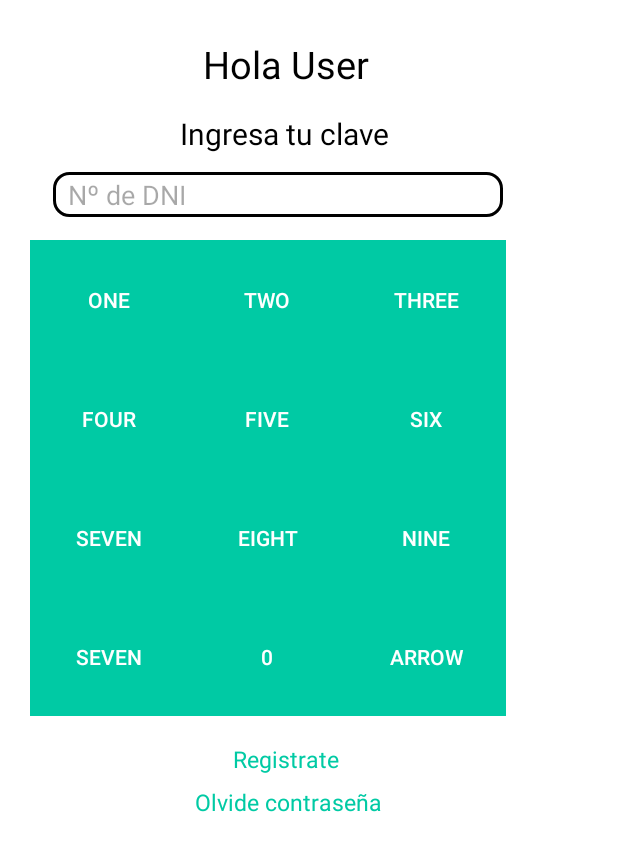
After one commit to cs2901/yape-bcp-project-yacket-fingerlog, an Android app: the layout login.xml on its own in the app's theme, with its tools: preview values and no code run, on a phone screen of 412 x 824 dp. The commit adds this screen. Shown: the top 851 px of the screen. Run offline under Robolectric (Android 15) with nearby library versions, the phone set to English and light mode, and no system bars.

Commit message:
new layouts

```diff
--- a/src/UI/app/build.gradle
+++ b/src/UI/app/build.gradle
@@ -20,8 +20,10 @@ android {
 
 dependencies {
     implementation fileTree(dir: 'libs', include: ['*.jar'])
+    //noinspection GradleCompatible
     implementation 'com.android.support:appcompat-v7:28.0.0'
     implementation 'com.android.support.constraint:constraint-layout:1.1.3'
+    implementation 'com.google.firebase:firebase-auth:17.0.0'
     testImplementation 'junit:junit:4.12'
 
     implementation 'com.google.firebase:firebase-database:17.0.0'
@@ -31,5 +33,7 @@ dependencies {
     androidTestImplementation 'com.android.support.test.espresso:espresso-core:3.0.2'
     implementation 'com.android.support:recyclerview-v7:28.0.0'
     implementation 'com.android.support:design:28.0.0'
+    implementation 'com.android.support:support-annotations:28.0.0'
+    implementation 'com.android.support:support-v4:28.0.0'
 }
 apply plugin: 'com.google.gms.google-services'
--- a/src/UI/app/src/main/java/com/utec/yapenegocios/MainActivity.java
+++ b/src/UI/app/src/main/java/com/utec/yapenegocios/MainActivity.java
@@ -23,9 +23,9 @@ public class MainActivity extends AppCompatActivity{
     @Override
     protected void onCreate(Bundle saveInstanceState){
         super.onCreate(saveInstanceState);
-        setContentView(R.layout.activity_main);
+        setContentView(R.layout.movements);
 
-           recyclerView = findViewById(R.id.rvTransactions);
+        recyclerView = findViewById(R.id.rvTransactions);
 
          FirebaseDatabase database = FirebaseDatabase.getInstance();
 
@@ -60,7 +60,7 @@ public class MainActivity extends AppCompatActivity{
     }
 
 
-    @Override
+  @Override
     protected void onDestroy() {
         super.onDestroy();
         adapter.stopListening();
--- /dev/null
+++ b/src/UI/app/src/main/res/layout/login.xml
@@ -0,0 +1,317 @@
+<?xml version="1.0" encoding="utf-8"?>
+<RelativeLayout
+    xmlns:android="http://schemas.android.com/apk/res/android"
+    xmlns:app="http://schemas.android.com/apk/res-auto"
+    xmlns:tools="http://schemas.android.com/tools"
+    android:layout_width="match_parent"
+    android:layout_height="match_parent"
+    android:orientation="vertical"
+    android:background="@color/background_color">
+
+
+    <LinearLayout
+        android:layout_width="425dp"
+        android:layout_height="wrap_content"
+        android:orientation="vertical"
+        tools:ignore="MissingConstraints"
+        tools:layout_editor_absoluteX="-3dp">
+
+        <TextView
+            android:id="@+id/textView"
+            android:layout_width="wrap_content"
+            android:layout_height="wrap_content"
+            android:layout_marginLeft="135dp"
+            android:layout_marginTop="25dp"
+            android:text="@string/User"
+            android:textColor="@color/border_color"
+            android:textSize="25dp" />
+
+
+        <TextView
+            android:id="@+id/textView2"
+            android:layout_width="wrap_content"
+            android:layout_height="wrap_content"
+            android:layout_marginLeft="120dp"
+            android:layout_marginTop="15dp"
+            android:text="@string/ingresa"
+            android:textColor="@color/border_color"
+            android:textSize="20dp" />
+
+
+
+        <android.support.design.widget.TextInputEditText
+            android:id="@+id/email"
+            android:layout_width="300dp"
+            android:layout_height="30dp"
+            android:layout_marginLeft="35dp"
+            android:layout_marginTop="12dp"
+            android:background="@drawable/my_border"
+            android:hint="@string/nDni"
+            android:paddingLeft="10dp"
+            android:textColor="@color/border_color"
+            android:textColorHint="@color/hint_color" />
+    </LinearLayout>
+
+    <GridLayout
+        android:layout_width="317dp"
+        android:layout_height="317dp"
+        android:layout_marginStart="20dp"
+        android:layout_marginTop="160dp"
+        android:layout_marginEnd="8dp"
+        android:layout_marginBottom="1dp"
+        android:numColumns="3"
+        app:layout_constraintBottom_toBottomOf="parent"
+        app:layout_constraintEnd_toEndOf="parent"
+        app:layout_constraintStart_toStartOf="parent"
+        app:layout_constraintTop_toTopOf="parent"
+        app:layout_constraintVertical_bias="0.402"
+        tools:ignore="MissingConstraints,MissingPrefix">
+
+        <Button
+            android:id="@+id/register"
+            android:layout_width="79dp"
+            android:layout_height="6dp"
+            android:layout_row="0"
+            android:layout_rowWeight="1"
+            android:layout_column="0"
+            android:layout_columnWeight="1"
+            android:layout_gravity="fill"
+            android:background="@color/yapeButtons"
+            android:elevation="20dp"
+            android:lineHeight="1dp"
+            android:text="One"
+            android:textColor="@color/background_color"
+            tools:ignore="MissingConstraints"
+            tools:layout_editor_absoluteX="77dp"
+            tools:layout_editor_absoluteY="158dp" />
+
+        <Button
+            android:id="@+id/register1"
+            android:layout_width="wrap_content"
+            android:layout_height="27dp"
+            android:layout_row="0"
+            android:layout_rowWeight="1"
+            android:layout_column="1"
+            android:layout_columnWeight="1"
+            android:layout_gravity="fill"
+            android:background="@color/yapeButtons"
+            android:elevation="20dp"
+            android:lineHeight="1dp"
+            android:text="Two"
+            android:textColor="@color/background_color"
+            tools:ignore="MissingConstraints"
+            tools:layout_editor_absoluteX="77dp"
+            tools:layout_editor_absoluteY="158dp" />
+        <Button
+            android:id="@+id/register2"
+            android:layout_width="wrap_content"
+            android:layout_height="wrap_content"
+            android:layout_row="0"
+            android:layout_column="2"
+            android:layout_rowWeight="1"
+            android:layout_columnWeight="1"
+            android:background="@color/yapeButtons"
+            android:elevation="20dp"
+            android:layout_gravity="fill"
+            android:lineHeight="1dp"
+            android:text="Three"
+            android:textColor="@color/background_color"
+            tools:ignore="MissingConstraints"
+            tools:layout_editor_absoluteX="77dp"
+            tools:layout_editor_absoluteY="158dp" />
+
+
+        <Button
+            android:id="@+id/register3"
+            android:layout_width="47dp"
+            android:layout_height="wrap_content"
+            android:layout_row="1"
+            android:layout_rowWeight="1"
+            android:layout_column="0"
+            android:layout_columnWeight="1"
+            android:layout_gravity="fill"
+            android:background="@color/yapeButtons"
+            android:elevation="20dp"
+            android:lineHeight="1dp"
+            android:text="Four"
+            android:textColor="@color/background_color"
+            tools:ignore="MissingConstraints"
+            tools:layout_editor_absoluteX="77dp"
+            tools:layout_editor_absoluteY="158dp" />
+        <Button
+            android:id="@+id/register4"
+            android:layout_width="wrap_content"
+            android:layout_height="wrap_content"
+            android:layout_row="1"
+            android:layout_column="1"
+            android:layout_rowWeight="1"
+            android:layout_columnWeight="1"
+            android:background="@color/yapeButtons"
+            android:elevation="20dp"
+            android:layout_gravity="fill"
+            android:lineHeight="1dp"
+            android:text="Five"
+            android:textColor="@color/background_color"
+            tools:ignore="MissingConstraints"
+            tools:layout_editor_absoluteX="77dp"
+            tools:layout_editor_absoluteY="158dp" />
+        <Button
+            android:id="@+id/register5"
+            android:layout_width="wrap_content"
+            android:layout_height="wrap_content"
+            android:layout_row="1"
+            android:layout_column="2"
+            android:layout_rowWeight="1"
+            android:layout_columnWeight="1"
+            android:background="@color/yapeButtons"
+            android:elevation="20dp"
+            android:layout_gravity="fill"
+            android:lineHeight="1dp"
+            android:text="Six"
+            android:textColor="@color/background_color"
+            tools:ignore="MissingConstraints"
+            tools:layout_editor_absoluteX="77dp"
+            tools:layout_editor_absoluteY="158dp" />
+
+
+        <Button
+            android:id="@+id/register6"
+            android:layout_width="wrap_content"
+            android:layout_height="wrap_content"
+            android:layout_row="2"
+            android:layout_column="0"
+            android:layout_rowWeight="1"
+            android:layout_columnWeight="1"
+            android:background="@color/yapeButtons"
+            android:elevation="20dp"
+            android:layout_gravity="fill"
+            android:lineHeight="1dp"
+            android:text="Seven"
+            android:textColor="@color/background_color"
+            tools:ignore="MissingConstraints"
+            tools:layout_editor_absoluteX="77dp"
+            tools:layout_editor_absoluteY="158dp" />
+        <Button
+            android:id="@+id/register7"
+            android:layout_width="wrap_content"
+            android:layout_height="wrap_content"
+            android:layout_row="2"
+            android:layout_column="1"
+            android:layout_rowWeight="1"
+            android:layout_columnWeight="1"
+            android:background="@color/yapeButtons"
+            android:elevation="20dp"
+            android:layout_gravity="fill"
+            android:lineHeight="1dp"
+            android:text="Eight"
+            android:textColor="@color/background_color"
+            tools:ignore="MissingConstraints"
+            tools:layout_editor_absoluteX="77dp"
+            tools:layout_editor_absoluteY="158dp" />
+        <Button
+            android:id="@+id/register8"
+            android:layout_width="wrap_content"
+            android:layout_height="wrap_content"
+            android:layout_row="2"
+            android:layout_column="2"
+            android:layout_rowWeight="1"
+            android:layout_columnWeight="1"
+            android:background="@color/yapeButtons"
+            android:elevation="20dp"
+            android:layout_gravity="fill"
+            android:lineHeight="1dp"
+            android:text="Nine"
+            android:textColor="@color/background_color"
+            tools:ignore="MissingConstraints"
+            tools:layout_editor_absoluteX="77dp"
+            tools:layout_editor_absoluteY="158dp" />
+
+
+        <Button
+            android:id="@+id/none"
+            android:layout_width="wrap_content"
+            android:layout_height="wrap_content"
+            android:layout_row="3"
+            android:layout_rowWeight="1"
+            android:layout_column="0"
+            android:layout_columnWeight="1"
+            android:layout_gravity="fill"
+            android:background="@color/yapeButtons"
+            android:elevation="20dp"
+            android:lineHeight="1dp"
+            android:text="Seven"
+            android:textColor="@color/background_color"
+            tools:ignore="MissingConstraints"
+            tools:layout_editor_absoluteX="77dp"
+            tools:layout_editor_absoluteY="158dp" />
+        <Button
+            android:id="@+id/register9"
+            android:layout_width="wrap_content"
+            android:layout_height="wrap_content"
+            android:layout_row="3"
+            android:layout_column="1"
+            android:layout_rowWeight="1"
+            android:layout_columnWeight="1"
+            android:background="@color/yapeButtons"
+            android:elevation="20dp"
+            android:layout_gravity="fill"
+            android:lineHeight="1dp"
+            android:text="0"
+            android:textColor="@color/background_color"
+            tools:ignore="MissingConstraints"
+            tools:layout_editor_absoluteX="77dp"
+            tools:layout_editor_absoluteY="158dp" />
+        <Button
+            android:id="@+id/delete"
+            android:layout_width="wrap_content"
+            android:layout_height="wrap_content"
+            android:layout_row="3"
+            android:layout_column="2"
+            android:layout_rowWeight="1"
+            android:layout_columnWeight="1"
+            android:background="@color/yapeButtons"
+            android:elevation="20dp"
+            android:layout_gravity="fill"
+            android:lineHeight="1dp"
+            android:text="@string/arrow"
+            android:textColor="@color/background_color"
+            tools:ignore="MissingConstraints"
+            tools:layout_editor_absoluteX="77dp"
+            tools:layout_editor_absoluteY="158dp" />
+
+    </GridLayout>
+
+
+    <LinearLayout
+        android:layout_width="312dp"
+        android:layout_height="111dp"
+        android:layout_marginTop="470dp"
+        android:layout_marginLeft="130dp"
+        android:orientation="vertical"
+        tools:ignore="MissingConstraints"
+>
+
+        <TextView
+            android:id="@+id/registerButton"
+            android:layout_width="wrap_content"
+            android:layout_height="wrap_content"
+            android:layout_marginTop="25dp"
+            android:layout_marginLeft="25dp"
+            android:text="@string/resgistrate"
+            android:textColor="@color/yapeButtons"
+            android:textSize="15dp" />
+
+
+        <TextView
+            android:id="@+id/olvideButton"
+            android:layout_width="wrap_content"
+            android:layout_height="wrap_content"
+            android:layout_marginTop="7dp"
+            android:text="@string/olvide"
+            android:textColor="@color/yapeButtons"
+            android:textSize="15dp" />
+    </LinearLayout>
+
+
+
+</RelativeLayout>
--- a/src/UI/app/src/main/res/values/colors.xml
+++ b/src/UI/app/src/main/res/values/colors.xml
@@ -7,4 +7,5 @@
     <color name="border_color">#000</color>
     <color name="hint_color">#57000000</color>
     <color name="menuColor">#660066</color>
+    <color name="yapeButtons">#00caa4</color>
 </resources>
--- a/src/UI/app/src/main/res/values/strings.xml
+++ b/src/UI/app/src/main/res/values/strings.xml
@@ -6,6 +6,9 @@
     <string name="notificaciones">Notificaciones</string>
     <string name="razon_social">Razon social</string>
     <string name="RUC">R.U.C</string>
+    <string name="ajustes">Ajustes</string>
+    <string name="perfil">Perfil</string>
+    <string name="cerrar"> Cerrar sesion</string>
     <string name="nCuenta">Nº de cuenta</string>
     <string name="direccion">Direccion</string>
     <string name="email">Email</string>
@@ -13,5 +16,11 @@
     <string name="numero">Tu numero</string>
     <string name="textAddmore">Añade los dni de tus colaboradores</string>
     <string name="colaborador">Dni de tu colaborador</string>
+    <string name="User"> Hola User</string>
+    <string name="ingresa">Ingresa tu clave</string>
+    <string name="resgistrate">Registrate</string>
+    <string name="olvide">Olvide contraseña</string>
+    <string name="nDni">Nº de DNI</string>
+    <string name="arrow">ARROW</string>
 
 </resources>
```
Also changed, not shown: src/UI/app/src/main/java/com/utec/yapenegocios/LoginActivity.java (added, +11 -0 lines), src/UI/app/src/main/res/drawable/round_button.xml (added, +13 -0 lines), src/UI/app/src/main/res/layout/menu.xml (added, +148 -0 lines), src/UI/app/src/main/res/layout/movements.xml (renamed from src/UI/app/src/main/res/layout/activity_main.xml, +18 -1 lines), src/UI/app/src/main/res/layout/register.xml (+23 -11 lines), src/UI/app/src/main/res/layout/row_movement.xml (+41 -3 lines).
